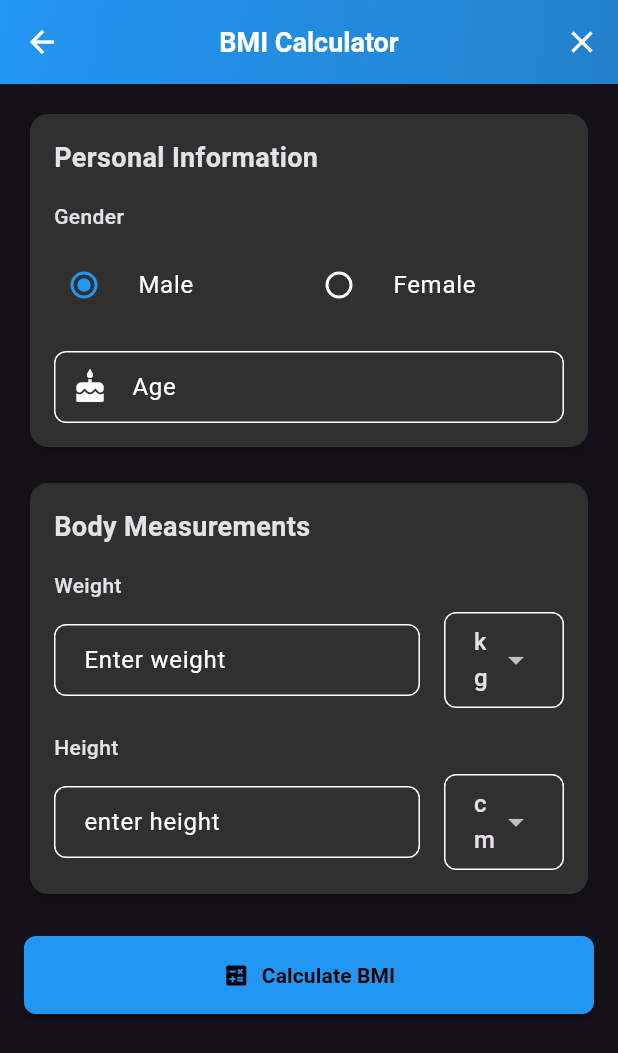
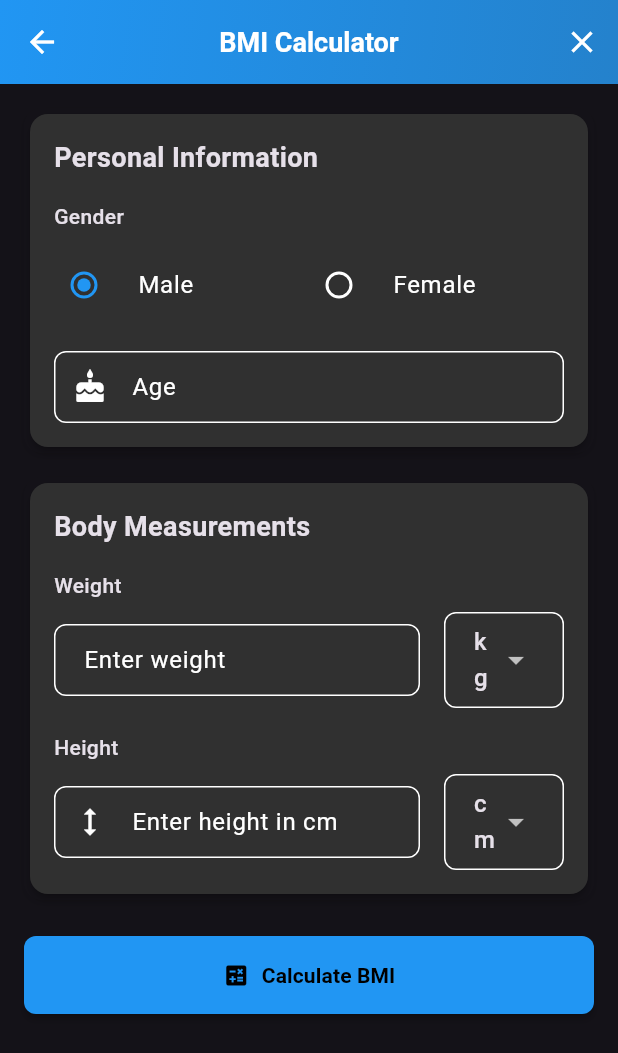
Before and after one commit to ERBODY/Universal-Converter-Calculator, a Flutter app: the BMICalculatorPage screen opened directly with empty values, on a phone screen of 412 x 824 dp. Shown: the top 1053 px of the screen. Run offline on Flutter 3.47's test engine with Material 3 defaults, Android fonts, the phone set to English and light mode, and no system bars; our stand-ins replace file_picker, flutter_dotenv, shared_preferences; accounts and stored records are empty.

Commit message:
Auto-commit: Agent tool execution

```diff
--- a/lib/pages/bmi_calculator_page.dart
+++ b/lib/pages/bmi_calculator_page.dart
@@ -93,42 +93,69 @@ class _BMICalculatorPageState extends State<BMICalculatorPage> {
 
   Widget _buildHeightInput() {
     if (_heightUnit == 'cm') {
-      return TextField(
+      return StandardInputField(
         controller: _heightController,
-        decoration: InputDecoration(
-          hintText: 'enter height',
-        ),
+        hintText: 'Enter height in cm',
+        prefixIcon: Icons.height,
         keyboardType: const TextInputType.numberWithOptions(decimal: true),
         onChanged: (value) {
           setState(() => _results.clear());
+        },
+        validator: (value) {
+          if (value == null || value.isEmpty) {
+            return 'Please enter height';
+          }
+          final height = double.tryParse(value);
+          if (height == null || height <= 0) {
+            return 'Please enter a valid height';
+          }
+          return null;
         },
       );
     } else {
       return Row(
         children: [
           Expanded(
-            child: TextField(
+            child: StandardInputField(
               controller: _feetController,
-              decoration: const InputDecoration(
-                hintText: 'feet',
-              ),
+              hintText: 'Feet',
+              prefixIcon: Icons.height,
               keyboardType: TextInputType.number,
               onChanged: (value) {
                 setState(() => _results.clear());
+              },
+              validator: (value) {
+                if (value == null || value.isEmpty) {
+                  return 'Enter feet';
+                }
+                final feet = int.tryParse(value);
+                if (feet == null || feet < 0) {
+                  return 'Invalid feet value';
+                }
+                return null;
               },
             ),
           ),
           const SizedBox(width: 16),
           Expanded(
-            child: TextField(
+            child: StandardInputField(
               controller: _inchesController,
-              decoration: const InputDecoration(
-                hintText: 'inches',
-              ),
+              hintText: 'Inches',
+              prefixIcon: Icons.height,
               keyboardType:
                   const TextInputType.numberWithOptions(decimal: true),
               onChanged: (value) {
                 setState(() => _results.clear());
+              },
+              validator: (value) {
+                if (value == null || value.isEmpty) {
+                  return 'Enter inches';
+                }
+                final inches = double.tryParse(value);
+                if (inches == null || inches < 0 || inches >= 12) {
+                  return 'Invalid inches value';
+                }
+                return null;
               },
             ),
           ),
```
